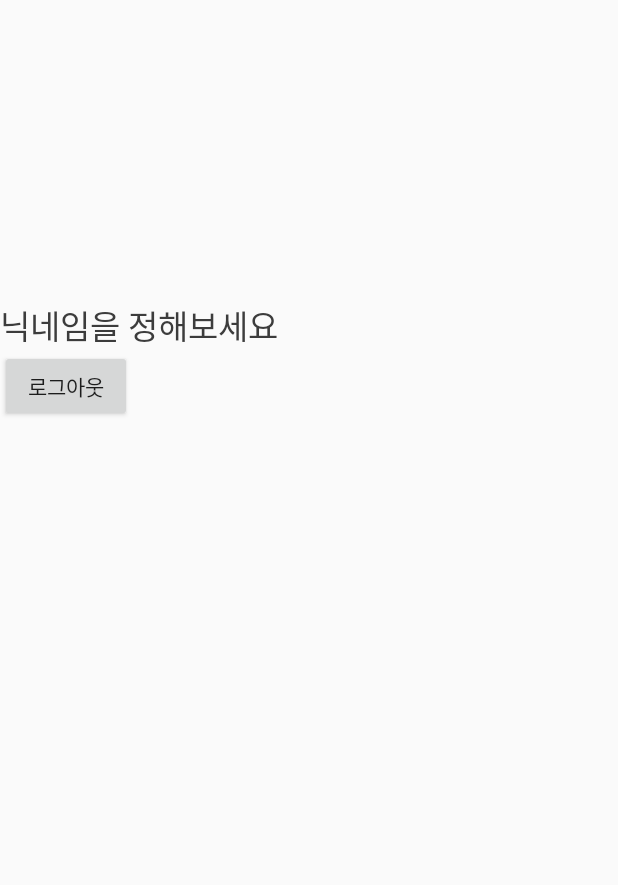
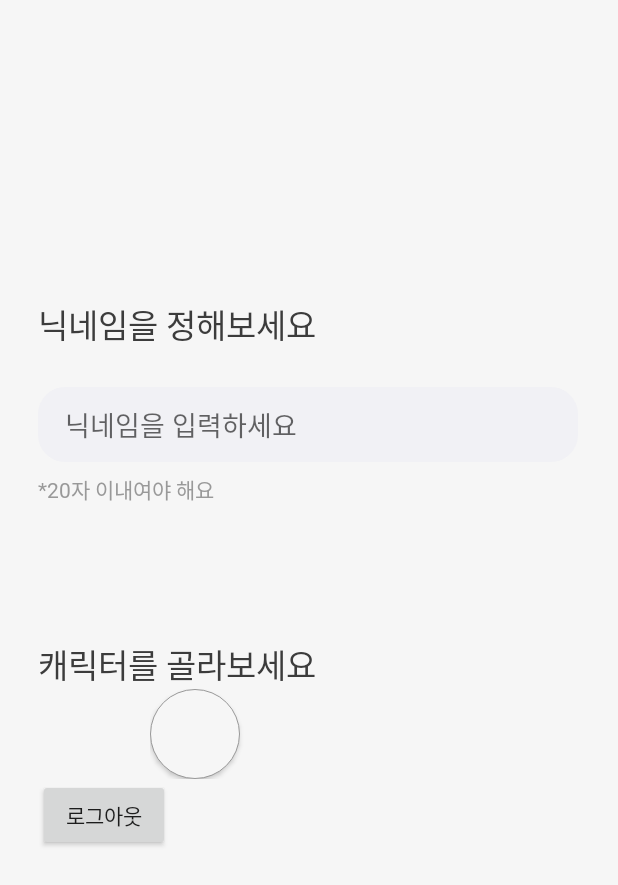
Before and after one commit to Cyma-s/Momo_Android, an Android app: the UserInfoInputActivity screen opened directly, with no data from a screen before it, on a phone screen of 412 x 824 dp. Shown: the top 885 px of the screen. Run offline under Robolectric (Android 15) with nearby library versions, the phone set to English and light mode, and no system bars; libraries missing offline, so code that uses them is left out: com.kakao.sdk.

Commit message:
edit ( UserInfoInputActivity.xml ) : edittext 만들었다

```diff
--- a/app/src/main/java/com/example/momo/UserInfoInputActivity.java
+++ b/app/src/main/java/com/example/momo/UserInfoInputActivity.java
@@ -22,10 +22,10 @@ public class UserInfoInputActivity extends AppCompatActivity {
 
         SharedPreferences sharedPreferences = getSharedPreferences("userInfo", MODE_PRIVATE);
 
-        TextView userName = findViewById(R.id.userName);
+        TextView userName = findViewById(R.id.nickname_edittext);
         Button logoutButton = findViewById(R.id.logout_btn);
-        long id = sharedPreferences.getLong("userId", 0);
-        userName.setText(String.valueOf(id));
+        String id = sharedPreferences.getString("userNickName", "");
+        userName.setText(id);
 
         logoutButton.setOnClickListener(new View.OnClickListener() {
             @Override
--- a/app/src/main/res/drawable/circlebutton.xml
+++ b/app/src/main/res/drawable/circlebutton.xml
@@ -1,9 +1,22 @@
 <?xml version="1.0" encoding="utf-8"?>
-<selector xmlns:android="http://schemas.android.com/apk/res/android">
-    <item>
-        <shape android:shape="rectangle">
-            <corners android:radius="100dp"/>
-            <solid android:color="#ffffff"/>
-        </shape>
-    </item>
-</selector>
+<shape xmlns:android="http://schemas.android.com/apk/res/android"
+    android:shape="rectangle" >
+    <solid android:color="@color/back_white"/>
+    <corners
+        android:radius="100dp"
+        />
+    <padding
+        android:left="0dp"
+        android:top="0dp"
+        android:right="0dp"
+        android:bottom="0dp"
+        />
+    <size
+        android:width="60dp"
+        android:height="60dp"
+        />
+    <stroke
+        android:width="0.1dp"
+        android:color="@color/grey"
+        />
+</shape>
--- /dev/null
+++ b/app/src/main/res/drawable/edittext_round.xml
@@ -0,0 +1,12 @@
+<?xml version="1.0" encoding="utf-8"?>
+<shape xmlns:android="http://schemas.android.com/apk/res/android"
+    android:shape="rectangle"
+    android:padding="10dp">
+
+    <solid android:color="@color/edittext_back"/>
+    <corners
+        android:topLeftRadius="18dp"
+        android:topRightRadius="18dp"
+        android:bottomLeftRadius="18dp"
+        android:bottomRightRadius="18dp"/>
+</shape>
--- a/app/src/main/res/layout/activity_user_info_input.xml
+++ b/app/src/main/res/layout/activity_user_info_input.xml
@@ -5,6 +5,7 @@
     android:layout_width="match_parent"
     android:layout_height="match_parent"
     android:orientation="vertical"
+    android:background="@color/back_white"
     tools:context=".UserInfoInputActivity">
 
     <TextView
@@ -14,12 +15,64 @@
         android:textColor="@color/basic_black"
         android:textSize="22sp"
         android:fontFamily="@font/nbold"
-        android:text="닉네임을 정해보세요"/>
+        android:includeFontPadding="false"
+        android:text="닉네임을 정해보세요"
+        android:layout_marginStart="25dp"/>
+
+    <EditText
+        android:id="@+id/nickname_edittext"
+        android:layout_width="360dp"
+        android:layout_height="50dp"
+        android:background="@drawable/edittext_round"
+        android:fontFamily="@font/nbold"
+        android:textColor="@color/grey"
+        android:hint="닉네임을 입력하세요"
+        android:layout_marginStart="25dp"
+        android:layout_marginTop="25dp"
+        android:paddingStart="18dp"/>
+
+    <TextView
+        android:layout_width="wrap_content"
+        android:layout_height="wrap_content"
+        android:textColor="@color/grey"
+        android:textSize="14sp"
+        android:fontFamily="@font/nbold"
+        android:includeFontPadding="false"
+        android:text="*20자 이내여야 해요"
+        android:layout_marginStart="25dp"
+        android:layout_marginTop="8dp"/>
+
+    <TextView
+        android:layout_width="wrap_content"
+        android:layout_height="wrap_content"
+        android:layout_marginTop="90dp"
+        android:textColor="@color/basic_black"
+        android:textSize="22sp"
+        android:fontFamily="@font/nbold"
+        android:includeFontPadding="false"
+        android:text="캐릭터를 골라보세요"
+        android:layout_marginStart="25dp"/>
+
+    <LinearLayout
+        android:layout_width="match_parent"
+        android:layout_height="wrap_content"
+        android:orientation="horizontal"
+        android:layout_marginStart="100dp">
+
+        <Button
+            android:id="@+id/characterButton"
+            android:layout_width="60dp"
+            android:layout_height="60dp"
+            android:background="@drawable/circlebutton" />
+
+    </LinearLayout>
+
 
     <Button
         android:id="@+id/logout_btn"
         android:layout_width="wrap_content"
         android:layout_height="wrap_content"
+        android:layout_marginStart="25dp"
         android:text="로그아웃"/>
 
 </LinearLayout>
--- a/app/src/main/res/values/colors.xml
+++ b/app/src/main/res/values/colors.xml
@@ -10,6 +10,7 @@
     <color name="yellow">#FFD91F</color>
     <color name="basic_black">#3C3C3C</color>
     <color name="back_white">#F6F6F6</color>
-
+    <color name="edittext_back">#F1F1F5</color>
+    <color name="grey">#999999</color>
     <color name="splash_background">#FFD91F</color>
 </resources>
```
